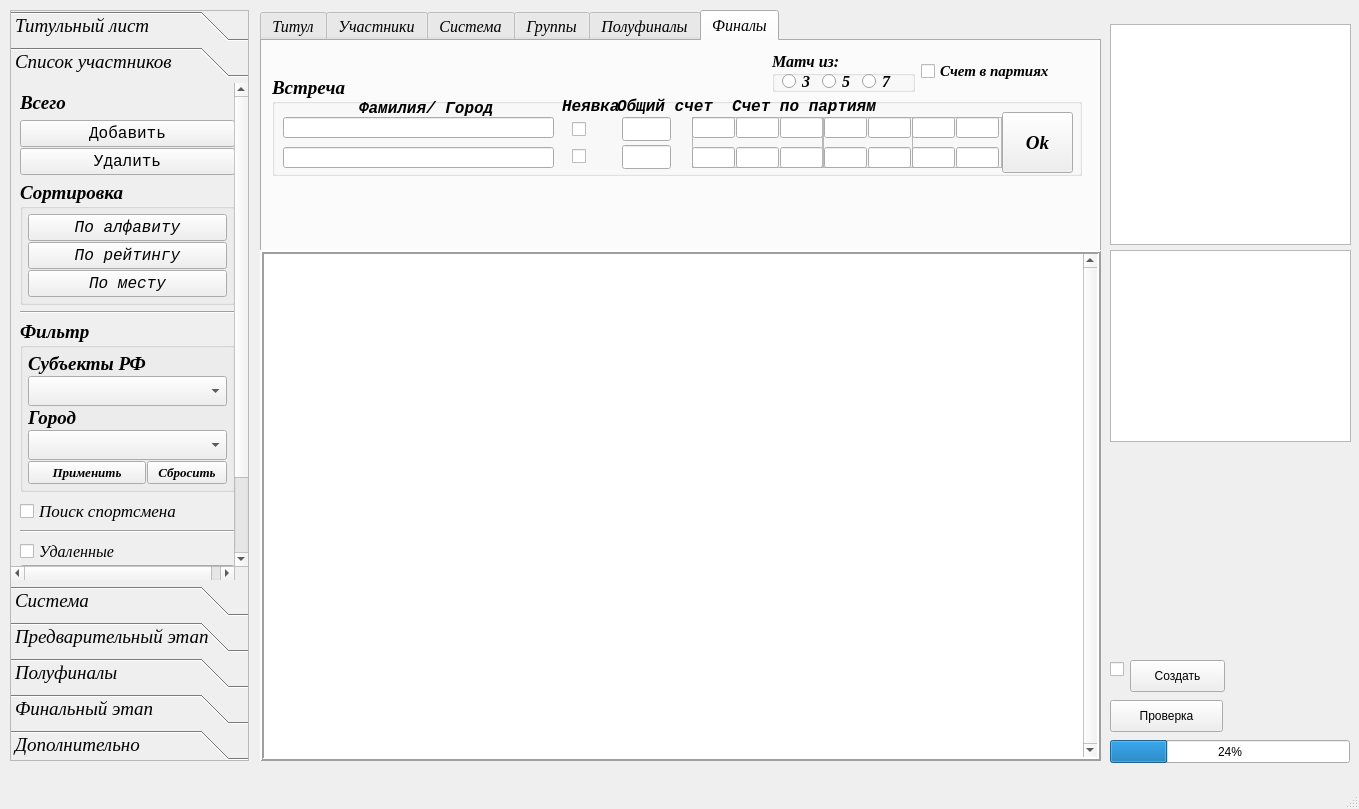
Kaspar0810/Competitions_TT_SQL, file UI/main_window.ui: the form before one commit.
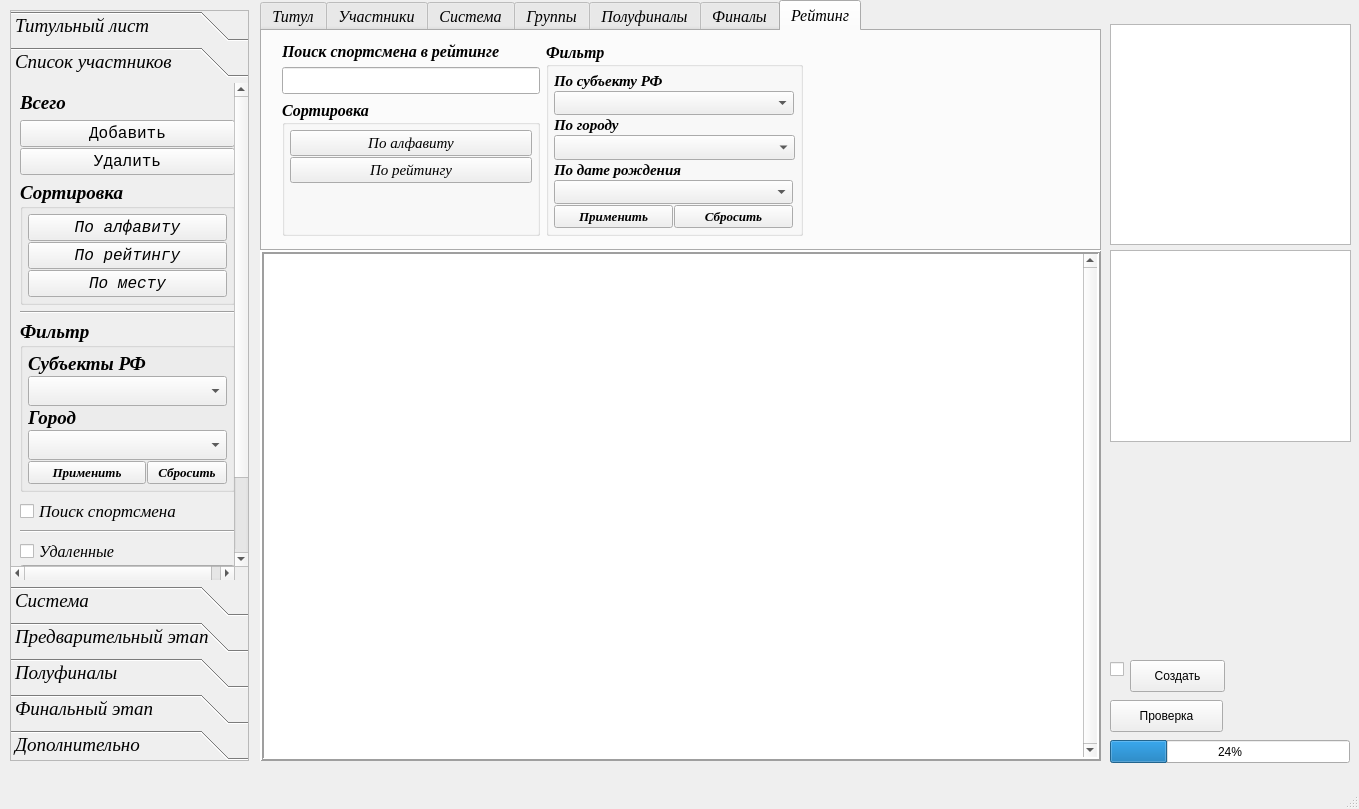
The form after the commit.

Patch:
```diff
--- a/UI/main_window.ui
+++ b/UI/main_window.ui
@@ -18,7 +18,7 @@
     <property name="geometry">
      <rect>
       <x>260</x>
-      <y>10</y>
+      <y>0</y>
       <width>841</width>
       <height>251</height>
      </rect>
@@ -43,7 +43,7 @@
      <enum>QTabWidget::Rounded</enum>
     </property>
     <property name="currentIndex">
-     <number>5</number>
+     <number>6</number>
     </property>
     <property name="elideMode">
      <enum>Qt::ElideLeft</enum>
@@ -3569,6 +3569,286 @@
       </layout>
      </widget>
     </widget>
+    <widget class="QWidget" name="tab_6">
+     <attribute name="title">
+      <string>Рейтинг</string>
+     </attribute>
+     <widget class="QWidget" name="">
+      <property name="geometry">
+       <rect>
+        <x>20</x>
+        <y>11</y>
+        <width>521</width>
+        <height>194</height>
+       </rect>
+      </property>
+      <layout class="QHBoxLayout" name="horizontalLayout_13">
+       <item>
+        <layout class="QVBoxLayout" name="verticalLayout_17">
+         <item>
+          <layout class="QVBoxLayout" name="verticalLayout_16">
+           <property name="spacing">
+            <number>6</number>
+           </property>
+           <item>
+            <widget class="QLabel" name="label_77">
+             <property name="font">
+              <font>
+               <family>Times New Roman</family>
+               <weight>75</weight>
+               <italic>true</italic>
+               <bold>true</bold>
+              </font>
+             </property>
+             <property name="text">
+              <string>Поиск спортсмена в рейтинге</string>
+             </property>
+            </widget>
+           </item>
+           <item>
+            <widget class="QLineEdit" name="lineEdit_find_player_in_R"/>
+           </item>
+          </layout>
+         </item>
+         <item>
+          <widget class="QGroupBox" name="groupBox_5">
+           <property name="font">
+            <font>
+             <weight>75</weight>
+             <bold>true</bold>
+            </font>
+           </property>
+           <property name="title">
+            <string>Сортировка</string>
+           </property>
+           <layout class="QVBoxLayout" name="verticalLayout_15">
+            <property name="spacing">
+             <number>1</number>
+            </property>
+            <property name="leftMargin">
+             <number>5</number>
+            </property>
+            <property name="topMargin">
+             <number>5</number>
+            </property>
+            <property name="rightMargin">
+             <number>5</number>
+            </property>
+            <property name="bottomMargin">
+             <number>5</number>
+            </property>
+            <item>
+             <widget class="QPushButton" name="Button_sort_alf_R">
+              <property name="font">
+               <font>
+                <family>Times New Roman</family>
+                <pointsize>11</pointsize>
+                <weight>50</weight>
+                <bold>false</bold>
+               </font>
+              </property>
+              <property name="text">
+               <string>По алфавиту</string>
+              </property>
+             </widget>
+            </item>
+            <item>
+             <widget class="QPushButton" name="Button_sort_rejting_in_R">
+              <property name="font">
+               <font>
+                <family>Times New Roman</family>
+                <pointsize>11</pointsize>
+                <weight>50</weight>
+                <bold>false</bold>
+               </font>
+              </property>
+              <property name="text">
+               <string>По рейтингу</string>
+              </property>
+             </widget>
+            </item>
+            <item>
+             <spacer name="verticalSpacer_4">
+              <property name="orientation">
+               <enum>Qt::Vertical</enum>
+              </property>
+              <property name="sizeHint" stdset="0">
+               <size>
+                <width>20</width>
+                <height>40</height>
+               </size>
+              </property>
+             </spacer>
+            </item>
+           </layout>
+          </widget>
+         </item>
+        </layout>
+       </item>
+       <item>
+        <widget class="QGroupBox" name="groupBox_3">
+         <property name="font">
+          <font>
+           <weight>75</weight>
+           <bold>true</bold>
+          </font>
+         </property>
+         <property name="title">
+          <string>Фильтр</string>
+         </property>
+         <layout class="QGridLayout" name="gridLayout_3">
+          <property name="leftMargin">
+           <number>5</number>
+          </property>
+          <property name="topMargin">
+           <number>5</number>
+          </property>
+          <property name="rightMargin">
+           <number>5</number>
+          </property>
+          <property name="bottomMargin">
+           <number>5</number>
+          </property>
+          <property name="spacing">
+           <number>1</number>
+          </property>
+          <item row="4" column="0">
+           <widget class="QLabel" name="label_35">
+            <property name="sizePolicy">
+             <sizepolicy hsizetype="Expanding" vsizetype="Preferred">
+              <horstretch>0</horstretch>
+              <verstretch>0</verstretch>
+             </sizepolicy>
+            </property>
+            <property name="font">
+             <font>
+              <family>Times New Roman</family>
+              <pointsize>11</pointsize>
+             </font>
+            </property>
+            <property name="text">
+             <string>По дате рождения</string>
+            </property>
+           </widget>
+          </item>
+          <item row="2" column="0">
+           <widget class="QLabel" name="label_23">
+            <property name="sizePolicy">
+             <sizepolicy hsizetype="Expanding" vsizetype="Preferred">
+              <horstretch>0</horstretch>
+              <verstretch>0</verstretch>
+             </sizepolicy>
+            </property>
+            <property name="font">
+             <font>
+              <family>Times New Roman</family>
+              <pointsize>11</pointsize>
+             </font>
+            </property>
+            <property name="text">
+             <string>По городу</string>
+            </property>
+           </widget>
+          </item>
+          <item row="3" column="0" colspan="3">
+           <widget class="QComboBox" name="comboBox_filter_city_in_R">
+            <property name="sizePolicy">
+             <sizepolicy hsizetype="Expanding" vsizetype="Fixed">
+              <horstretch>0</horstretch>
+              <verstretch>0</verstretch>
+             </sizepolicy>
+            </property>
+           </widget>
+          </item>
+          <item row="1" column="0" colspan="2">
+           <widget class="QComboBox" name="comboBox_filter_region_in_R">
+            <property name="sizePolicy">
+             <sizepolicy hsizetype="Expanding" vsizetype="Fixed">
+              <horstretch>0</horstretch>
+              <verstretch>0</verstretch>
+             </sizepolicy>
+            </property>
+           </widget>
+          </item>
+          <item row="0" column="0">
+           <widget class="QLabel" name="label_9">
+            <property name="sizePolicy">
+             <sizepolicy hsizetype="Expanding" vsizetype="Preferred">
+              <horstretch>0</horstretch>
+              <verstretch>0</verstretch>
+             </sizepolicy>
+            </property>
+            <property name="font">
+             <font>
+              <family>Times New Roman</family>
+              <pointsize>11</pointsize>
+             </font>
+            </property>
+            <property name="text">
+             <string>По субъекту РФ</string>
+            </property>
+           </widget>
+          </item>
+          <item row="5" column="0">
+           <widget class="QComboBox" name="comboBox_filter_date_in_R">
+            <property name="sizePolicy">
+             <sizepolicy hsizetype="Expanding" vsizetype="Fixed">
+              <horstretch>0</horstretch>
+              <verstretch>0</verstretch>
+             </sizepolicy>
+            </property>
+           </widget>
+          </item>
+          <item row="6" column="0">
+           <layout class="QHBoxLayout" name="horizontalLayout_12">
+            <item>
+             <widget class="QPushButton" name="Button_fltr_ok_R">
+              <property name="sizePolicy">
+               <sizepolicy hsizetype="Expanding" vsizetype="Fixed">
+                <horstretch>0</horstretch>
+                <verstretch>0</verstretch>
+               </sizepolicy>
+              </property>
+              <property name="font">
+               <font>
+                <family>Times New Roman</family>
+                <pointsize>10</pointsize>
+                <italic>true</italic>
+               </font>
+              </property>
+              <property name="text">
+               <string>Применить</string>
+              </property>
+             </widget>
+            </item>
+            <item>
+             <widget class="QPushButton" name="Button_reset_fltr_in_R">
+              <property name="sizePolicy">
+               <sizepolicy hsizetype="Expanding" vsizetype="Fixed">
+                <horstretch>0</horstretch>
+                <verstretch>0</verstretch>
+               </sizepolicy>
+              </property>
+              <property name="font">
+               <font>
+                <family>Times New Roman</family>
+                <pointsize>10</pointsize>
+                <italic>true</italic>
+               </font>
+              </property>
+              <property name="text">
+               <string>Сбросить</string>
+              </property>
+             </widget>
+            </item>
+           </layout>
+          </item>
+         </layout>
+        </widget>
+       </item>
+      </layout>
+     </widget>
+    </widget>
    </widget>
    <widget class="QToolBox" name="toolBox">
     <property name="geometry">
```
Left out of the diff: 16 changed lines with no effect on the pictures.
